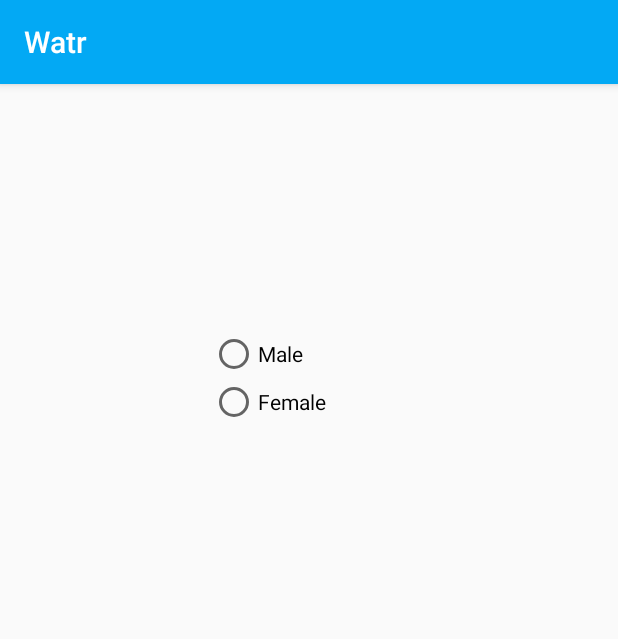
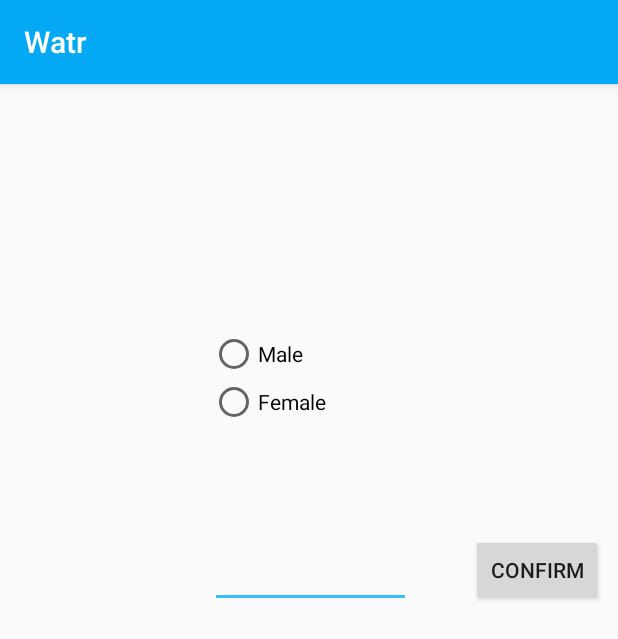
Before and after one commit to watr-app/app, an Android app: the UserProfileSettings screen opened directly, with no data from a screen before it, on a phone screen of 412 x 824 dp. Shown: the top 639 px of the screen. Run offline under Robolectric (Android 15) with nearby library versions, the phone set to English and light mode, and no system bars; 3 statements that could not run were skipped.

Commit message:
dailytarget box added and functional

```diff
--- a/app/src/main/java/com/watr/app/UserProfileSettings.java
+++ b/app/src/main/java/com/watr/app/UserProfileSettings.java
@@ -7,7 +7,10 @@
 package com.watr.app;
 
 import android.util.Log;
+import android.view.View;
 import android.widget.RadioGroup;
+import android.widget.RadioGroup.OnCheckedChangeListener;
+import android.widget.TextView;
 import androidx.appcompat.app.AppCompatActivity;
 import android.os.Bundle;
 import com.watr.app.constants.Gender;
@@ -17,6 +20,7 @@ import lombok.ToString;
 
 public class UserProfileSettings extends AppCompatActivity {
   private UserProfileManager userProfileManager;
+
 
   @Override
   protected void onCreate(Bundle savedInstanceState) {
@@ -31,10 +35,14 @@ public class UserProfileSettings extends AppCompatActivity {
     } else {
       rg.check(R.id.genderfemale);
     }
+    TextView tv = findViewById(R.id.dailytargetbox);
+    tv.setText(Integer.toString(userProfileManager.getDailyTarget()));
+
+
 
     //Listener that swaps he gender
     rg.setOnCheckedChangeListener(
-        new RadioGroup.OnCheckedChangeListener() {
+        new OnCheckedChangeListener() {
           public void onCheckedChanged(RadioGroup group, int checkedId) {
             switch (checkedId) {
               case R.id.gendermale:
@@ -46,5 +54,10 @@ public class UserProfileSettings extends AppCompatActivity {
             }
           }
         });
+
+  }
+  public void confirmdailytarget(View view){
+    TextView tv = findViewById(R.id.dailytargetbox);
+    userProfileManager.setDailyTarget(Integer.parseInt(String.valueOf(tv.getText())));
   }
 }
--- a/app/src/main/res/layout/activity_user_profile_settings.xml
+++ b/app/src/main/res/layout/activity_user_profile_settings.xml
@@ -30,4 +30,24 @@
       android:layout_height="wrap_content"
       android:text="Female" />
   </RadioGroup>
+  <EditText
+    android:id="@+id/dailytargetbox"
+    android:layout_width="134dp"
+    android:layout_height="57dp"
+    android:layout_marginTop="64dp"
+    android:layout_marginStart="140dp"
+    android:ems="10"
+    android:inputType="number"
+    app:layout_constraintStart_toStartOf="parent"
+    app:layout_constraintTop_toBottomOf="@+id/radioGroup" />
+  <Button
+    android:id="@+id/confirmdailytarget"
+    android:layout_width="wrap_content"
+    android:layout_height="wrap_content"
+    android:layout_marginTop="300dp"
+    android:layout_marginStart="40dp"
+    android:onClick="confirmdailytarget"
+    android:text="Confirm"
+    app:layout_constraintStart_toEndOf="@+id/dailytargetbox"
+    app:layout_constraintTop_toTopOf="parent" />
 </androidx.constraintlayout.widget.ConstraintLayout>
```
